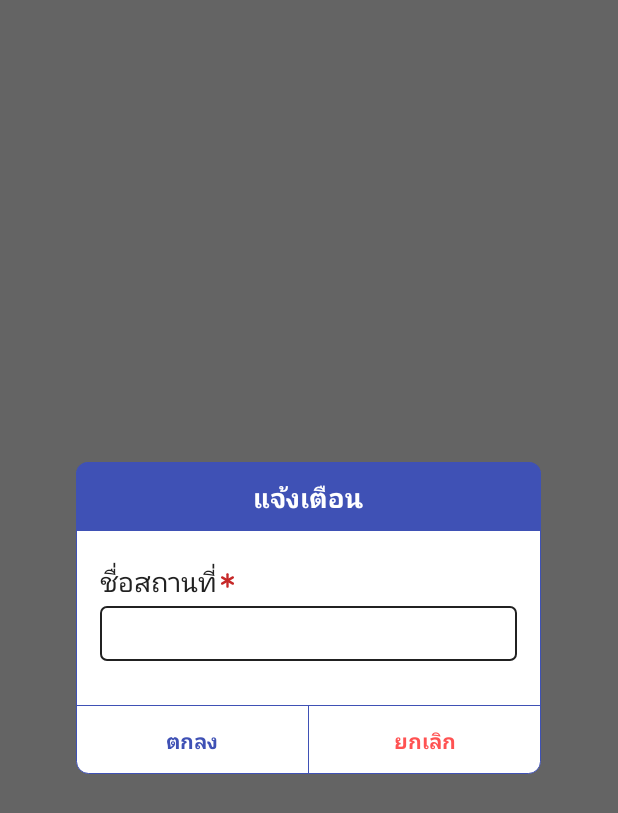
After one commit to nakharin/MapFarmer, an Android app: the fragment DialogEditorPolygon placed in its activity, on a phone screen of 412 x 824 dp. The commit adds this screen. Shown: the top 813 px of the screen. Run offline under Robolectric (Android 15) with nearby library versions, the phone set to English and light mode, and no system bars; libraries missing offline, so code that uses them is left out: co.metalab.asyncawait, com.daimajia.androidanimations; 1 statement that could not run was skipped.

Commit message:
- Added editor polygon name

```diff
--- a/app/build.gradle
+++ b/app/build.gradle
@@ -32,8 +32,8 @@ dependencies {
     androidTestImplementation 'com.android.support.test:runner:1.0.1'
     androidTestImplementation 'com.android.support.test.espresso:espresso-core:3.0.1'
 
-    implementation project(':TheCheeseLibrary')
-    implementation project(':EmcsLibrary')
+    api project(':TheCheeseLibrary')
+    api project(':EmcsLibrary')
 
     implementation "com.android.support:appcompat-v7:${supportAppCompatVersion}"
     implementation "com.android.support:design:${supportAppCompatVersion}"
--- a/app/src/main/java/com/nakharin/mapfarmer/Controller/Activity/MapsActivity.kt
+++ b/app/src/main/java/com/nakharin/mapfarmer/Controller/Activity/MapsActivity.kt
@@ -22,7 +22,6 @@ import android.view.View
 import android.view.View.GONE
 import android.widget.*
 import co.metalab.asyncawait.async
-import com.emcsthai.emcslibrary.Fragment.DialogConfirm
 import com.google.android.gms.common.GooglePlayServicesNotAvailableException
 import com.google.android.gms.common.GooglePlayServicesRepairableException
 import com.google.android.gms.common.api.Status
@@ -38,6 +37,7 @@ import com.google.android.gms.maps.OnMapReadyCallback
 import com.google.android.gms.maps.SupportMapFragment
 import com.google.android.gms.maps.model.*
 import com.nakharin.mapfarmer.Adapter.RecyclerAreaAdapter
+import com.nakharin.mapfarmer.Controller.Fragment.DialogEditorPolygon
 import com.nakharin.mapfarmer.Event.RecyclerItemClickListener
 import com.nakharin.mapfarmer.Model.AreaModel
 import com.nakharin.mapfarmer.R
@@ -45,7 +45,7 @@ import com.nakharin.mapfarmer.Utils.AnimationUtility
 import com.nakharin.mapfarmer.Utils.MapUtility
 import com.zqg.kotlin.LoadingDialog
 
-class MapsActivity : AppCompatActivity(), DialogConfirm.OnDialogListener {
+class MapsActivity : AppCompatActivity() {
 
     companion object {
         private const val LOCATION_PERMISSION_REQUEST_CODE = 1
@@ -116,7 +116,7 @@ class MapsActivity : AppCompatActivity(), DialogConfirm.OnDialogListener {
 
     private fun initWidget() {
         toolbar = findViewById(R.id.toolbar)
-        toolbar.title = "FarmMap"
+        toolbar.title = resources.getString(R.string.app_name)
         setSupportActionBar(toolbar)
 
         autocompleteFragment = fragmentManager
@@ -371,15 +371,22 @@ class MapsActivity : AppCompatActivity(), DialogConfirm.OnDialogListener {
         }
 
         if (it == imgEditArea) {
+            if (positionRemove != -1) {
+                DialogEditorPolygon.Builder(supportFragmentManager)
+                        .setTitle(arrAreaModel[positionRemove].title)
+                        .setCancelable(false)
+                        .setOnDialogListener(object : DialogEditorPolygon.OnDialogListener {
+                            override fun onPositiveClick(s: String, d: Dialog) {
+                                arrAreaModel[positionRemove].title = s
+                                recyclerArea.adapter.notifyDataSetChanged()
+                                d.dismiss()
+                            }
 
-            val dialogConfirm = DialogConfirm.Builder(DialogConfirm.Type.TWO)
-                    .setTitle(R.string.str_yes)
-                    .setMessage(R.string.str_yes)
-                    .setCancelable(false)
-                    .setPositive(R.string.str_yes)
-                    .setNegative(R.string.str_no)
-                    .build()
-            dialogConfirm.show(supportFragmentManager, "dialogConfirm")
+                            override fun onNegativeClick(d: Dialog) {
+                                d.dismiss()
+                            }
+                        }).build()
+            }
         }
 
         if (it == imgAddArea) {
@@ -490,14 +497,6 @@ class MapsActivity : AppCompatActivity(), DialogConfirm.OnDialogListener {
 
         false
     }
-
-    override fun onPositiveButtonClick(dialog: Dialog?) {
-        dialog?.dismiss()
-    }
-
-    override fun onNegativeButtonClick(dialog: Dialog?) {
-        dialog?.dismiss()
-    }
 }
 
 /******************************************************************************************
--- /dev/null
+++ b/app/src/main/java/com/nakharin/mapfarmer/Controller/Fragment/DialogEditorPolygon.kt
@@ -0,0 +1,185 @@
+package com.nakharin.mapfarmer.Controller.Fragment
+
+import android.app.Dialog
+import android.graphics.Color
+import android.graphics.drawable.ColorDrawable
+import android.os.Bundle
+import android.support.v4.app.DialogFragment
+import android.support.v4.app.FragmentManager
+import android.view.LayoutInflater
+import android.view.View
+import android.view.ViewGroup
+import android.view.Window
+import android.widget.Button
+import com.emcsthai.emcslibrary.ViewGroup.EditTextView
+import com.nakharin.mapfarmer.R
+
+/**
+ * Created by nakarin on 8/22/2017 AD.
+ */
+
+class DialogEditorPolygon : DialogFragment() {
+
+    companion object {
+
+        private const val KEY_TITLE = "KEY_TITLE"
+        private const val KEY_CANCELABLE = "KEY_CANCELABLE"
+
+        fun newInstance(cancelable: Boolean, title: String): DialogEditorPolygon {
+            val fragment = DialogEditorPolygon()
+            val bundle = Bundle()
+            bundle.putBoolean(KEY_CANCELABLE, cancelable)
+            bundle.putString(KEY_TITLE, title)
+            fragment.arguments = bundle
+            return fragment
+        }
+    }
+
+    private lateinit var edtPolygonName: EditTextView
+
+    private lateinit var btnPositive: Button
+    private lateinit var btnNegative: Button
+
+    private var title = ""
+    private var cancel = true
+
+    private var onDialogListener: OnDialogListener? = null
+
+    override fun onCreate(savedInstanceState: Bundle?) {
+        super.onCreate(savedInstanceState)
+        if (savedInstanceState == null) {
+            restoreArguments(arguments!!)
+        } else {
+            restoreInstanceState(savedInstanceState)
+        }
+    }
+
+    override fun onCreateDialog(savedInstanceState: Bundle?): Dialog {
+        val dialog = super.onCreateDialog(savedInstanceState)
+        dialog.setCancelable(cancel)
+        dialog.setCanceledOnTouchOutside(cancel)
+        dialog.requestWindowFeature(Window.FEATURE_NO_TITLE)
+        try {
+            dialog.window!!.setBackgroundDrawable(ColorDrawable(Color.TRANSPARENT))
+        } catch (e: NullPointerException) {
+            e.printStackTrace()
+        }
+
+        return dialog
+    }
+
+    override fun onCreateView(inflater: LayoutInflater, container: ViewGroup?, savedInstanceState: Bundle?): View? {
+        return inflater.inflate(R.layout.dialog_editor_polygon, container)
+    }
+
+    override fun onViewCreated(view: View, savedInstanceState: Bundle?) {
+        super.onViewCreated(view, savedInstanceState)
+        // Method from this class
+        bindView(view)
+        // Method from this class
+        setupView()
+    }
+
+    private fun bindView(v: View) {
+
+        edtPolygonName = v.findViewById(R.id.edtPolygonName)
+        edtPolygonName.setText(title)
+
+        btnPositive = v.findViewById(R.id.btnPositive)
+        btnNegative = v.findViewById(R.id.btnNegative)
+    }
+
+    private fun setupView() {
+
+        btnPositive.setOnClickListener(onClickListener)
+        btnNegative.setOnClickListener(onClickListener)
+    }
+
+    fun setOnDialogListener(onDialogListener: OnDialogListener?) {
+        this.onDialogListener = onDialogListener
+    }
+
+    override fun onSaveInstanceState(outState: Bundle) {
+        super.onSaveInstanceState(outState)
+        outState.putBoolean(KEY_CANCELABLE, cancel)
+        outState.putString(KEY_TITLE, title)
+    }
+
+    private fun restoreInstanceState(bundle: Bundle) {
+        cancel = bundle.getBoolean(KEY_CANCELABLE)
+        title = bundle.getString(KEY_TITLE)
+    }
+
+    private fun restoreArguments(bundle: Bundle) {
+        cancel = bundle.getBoolean(KEY_CANCELABLE)
+        title = bundle.getString(KEY_TITLE)
+    }
+
+    /********************************************************************************
+     ********************************* Listener *************************************
+     ********************************************************************************/
+
+    private val onClickListener = View.OnClickListener { v ->
+        if (v === btnPositive) {
+            onDialogListener.let {
+                it!!.onPositiveClick(edtPolygonName.text.toString(), dialog)
+            }
+        }
+
+        if (v === btnNegative) {
+            onDialogListener.let {
+                it!!.onNegativeClick(dialog)
+            }
+        }
+    }
+
+    /********************************************************************************
+     ********************************* Interface ************************************
+     ********************************************************************************/
+
+    interface OnDialogListener {
+        fun onPositiveClick(s : String, d: Dialog)
+        fun onNegativeClick(d: Dialog)
+    }
+
+    /********************************************************************************
+     ******************************** Inner Class ***********************************
+     ********************************************************************************/
+
+    class Builder(private val f: FragmentManager) {
+
+        private companion object {
+            const val TAG = "DialogEditorPolygon"
+        }
+
+        private var title = ""
+        private var cancelable = true
+        private var onDialogListener: OnDialogListener? = null
+
+        fun setTitle(title: String): Builder {
+            this.title = title
+            return this
+        }
+
+
+        fun setCancelable(cancelable: Boolean): Builder {
+            this.cancelable = cancelable
+            return this
+        }
+
+        fun setOnDialogListener(onDialogListener: OnDialogListener): Builder {
+            this.onDialogListener = onDialogListener
+            return this
+        }
+
+        fun build() {
+            try {
+                val fragment = DialogEditorPolygon.newInstance(cancelable, title)
+                fragment.setOnDialogListener(onDialogListener)
+                fragment.isCancelable = cancelable
+                fragment.show(f, TAG)
+            } catch (e: IllegalStateException) {
+            }
+        }
+    }
+}
--- a/app/src/main/java/com/nakharin/mapfarmer/Model/AreaModel.kt
+++ b/app/src/main/java/com/nakharin/mapfarmer/Model/AreaModel.kt
@@ -3,4 +3,4 @@ package com.nakharin.mapfarmer.Model
 import com.google.android.gms.maps.model.Marker
 import com.google.android.gms.maps.model.Polygon
 
-data class AreaModel(val tag:Int, val title: String, val subTitle: String, val polygon: Polygon, val marker: Marker, var state: Boolean)
+data class AreaModel(val tag:Int, var title: String, var subTitle: String, val polygon: Polygon, val marker: Marker, var state: Boolean)
--- /dev/null
+++ b/app/src/main/res/layout/dialog_editor_polygon.xml
@@ -0,0 +1,85 @@
+<?xml version="1.0" encoding="utf-8"?>
+<FrameLayout xmlns:android="http://schemas.android.com/apk/res/android"
+    android:layout_width="match_parent"
+    android:layout_height="wrap_content"
+    xmlns:app="http://schemas.android.com/apk/res-auto"
+    android:layout_gravity="center">
+
+    <LinearLayout
+        android:layout_width="310dp"
+        android:layout_height="wrap_content"
+        android:layout_gravity="center"
+        android:background="@drawable/shape_dialog_confirm_background"
+        android:gravity="center"
+        android:orientation="vertical">
+
+        <TextView
+            android:id="@+id/txtTitle"
+            android:layout_width="match_parent"
+            android:layout_height="wrap_content"
+            android:background="@drawable/shape_dialog_confirm_title_background"
+            android:freezesText="true"
+            android:gravity="center"
+            android:padding="10dp"
+            android:text="แจ้งเตือน"
+            android:textColor="@color/colorText"
+            android:textSize="18sp"
+            android:textStyle="bold" />
+
+        <LinearLayout
+            android:layout_width="match_parent"
+            android:layout_height="wrap_content"
+            android:orientation="vertical"
+            android:layout_margin="@dimen/dimen_16_dp">
+
+            <com.emcsthai.emcslibrary.ViewGroup.EditTextView
+                android:id="@+id/edtPolygonName"
+                android:layout_width="match_parent"
+                android:layout_height="wrap_content"
+                app:em_input_type="text_multi_line"
+                app:em_require_field="true"
+                app:em_txt_title="ชื่อสถานที่" />
+
+        </LinearLayout>
+
+        <View
+            android:layout_width="match_parent"
+            android:layout_height="0.5dp"
+            android:layout_marginTop="5dp"
+            android:background="@color/colorPrimary" />
+
+        <LinearLayout
+            android:layout_width="match_parent"
+            android:layout_height="wrap_content"
+            android:orientation="horizontal">
+
+            <Button
+                android:id="@+id/btnPositive"
+                android:layout_width="0dp"
+                android:layout_height="45dp"
+                android:layout_weight="1"
+                android:background="?android:attr/selectableItemBackground"
+                android:text="ตกลง"
+                android:textColor="@color/colorPrimary"
+                android:textStyle="bold" />
+
+            <View
+                android:id="@+id/vLine"
+                android:layout_width="0.5dp"
+                android:layout_height="match_parent"
+                android:background="@color/colorPrimary" />
+
+            <Button
+                android:id="@+id/btnNegative"
+                android:layout_width="0dp"
+                android:layout_height="45dp"
+                android:layout_weight="1"
+                android:background="?android:attr/selectableItemBackground"
+                android:text="ยกเลิก"
+                android:textColor="@color/colorRed"
+                android:textStyle="bold" />
+
+        </LinearLayout>
+
+    </LinearLayout>
+</FrameLayout>
```
